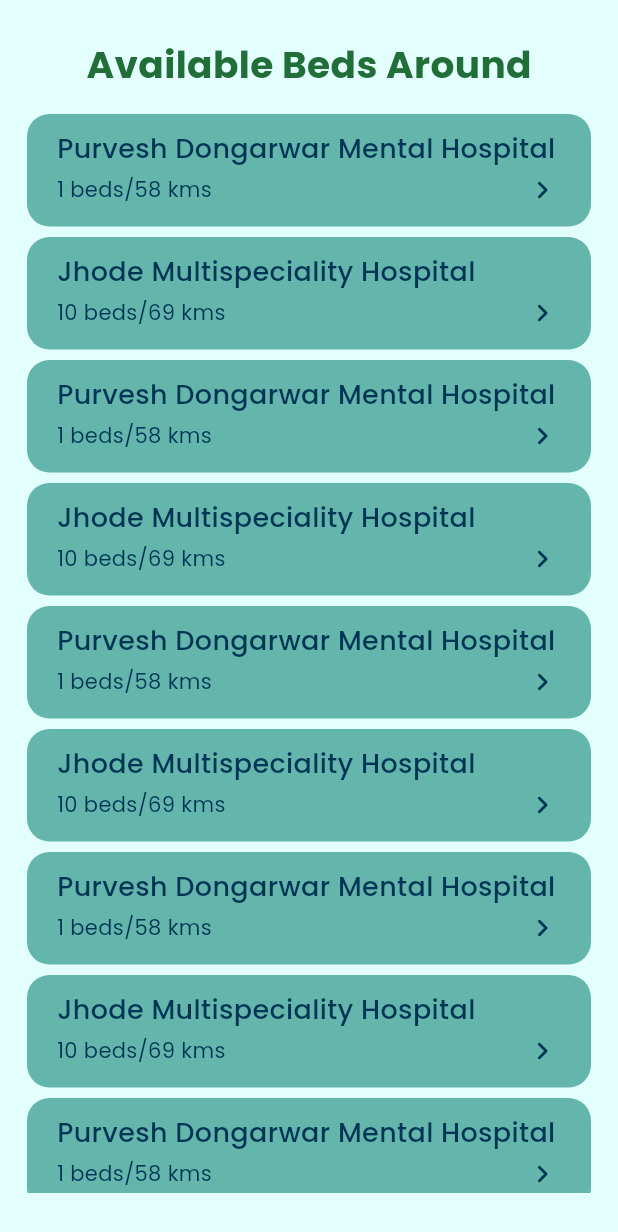
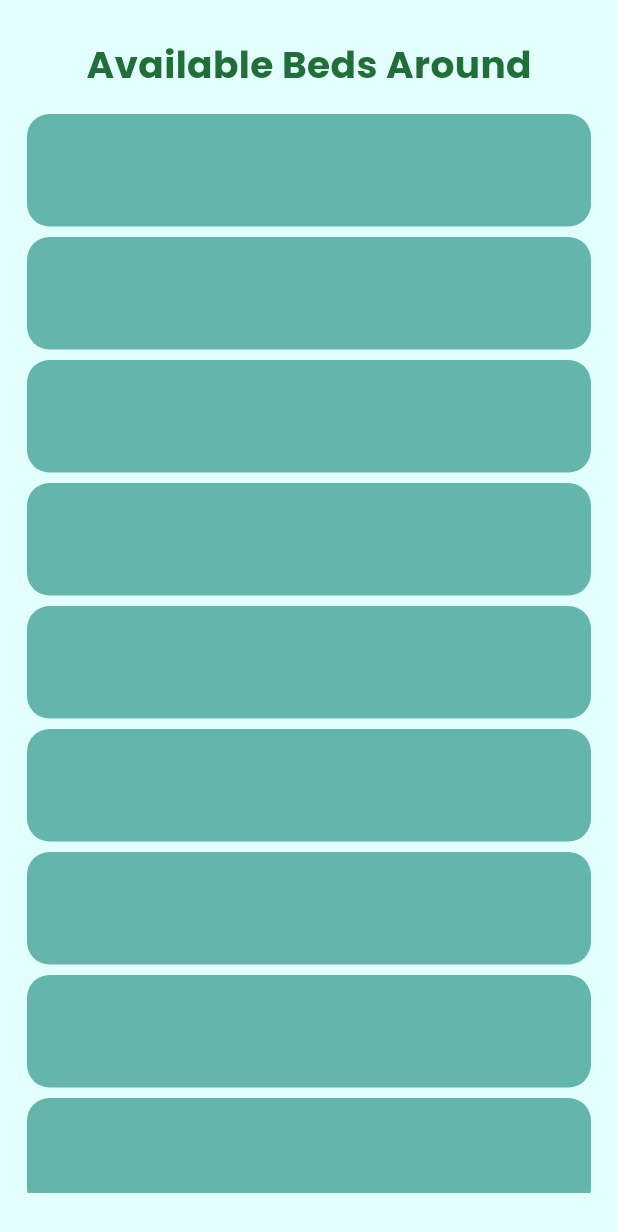
Before and after one commit to laksh29/care_connect, a Flutter app: the HomePage screen opened by its route, after a tap on the "navigate next" icon, on a phone screen of 412 x 824 dp. Shown: the top 1232 px of the screen. Run offline on Flutter 3.47's test engine with Material 2 defaults, Android fonts, the phone set to English and light mode, and no system bars; our stand-ins replace google_fonts.

```diff
--- a/lib/catDetailsPage.dart
+++ b/lib/catDetailsPage.dart
@@ -1,5 +1,3 @@
-import 'dart:math';
-
 import 'package:care_connect/constants.dart';
 import 'package:flutter/material.dart';
 import 'package:flutter/src/widgets/container.dart';
@@ -12,26 +10,24 @@ class Details extends StatelessWidget {
   @override
   Widget build(BuildContext context) {
     return Scaffold(
-      backgroundColor: pageBgColor,
+      backgroundColor: Constants().pageBgColor,
       body: SafeArea(
           child: Padding(
         padding: const EdgeInsets.only(top: 25, left: 8.0, right: 8.0),
+        child: Center(
           child: Column(
             children: [
               Text(
                 "Available Beds Around",
-              style: StyleConstants().headingStyle,
+                style: GoogleFonts.poppins(textStyle: headingStyle()),
               ),
               buildHeight(10.0),
               SizedBox(
                 height: MediaQuery.of(context).size.height - 100,
                 child: ListView.builder(
-                  physics: BouncingScrollPhysics(),
                     itemCount: details.length,
                     itemBuilder: ((context, index) {
-                    return GestureDetector(
-                      onTap: () {},
-                      child: Container(
+                      return Container(
                         height: 75,
                         width: 340,
                         margin: EdgeInsets.only(
@@ -39,44 +35,15 @@ class Details extends StatelessWidget {
                         padding:
                             EdgeInsets.symmetric(horizontal: 20, vertical: 10),
                         decoration: BoxDecoration(
-                          color: boxColor,
+                          color: Constants().boxColor,
                           borderRadius: BorderRadius.circular(15),
-                        ),
-                        child: Column(
-                            crossAxisAlignment: CrossAxisAlignment.start,
-                            children: [
-                              Text(details.elementAt(index).hospitalName,
-                                  maxLines: 1,
-                                  overflow: TextOverflow.ellipsis,
-                                  style: StyleConstants().hospitalNameStyle),
-                              buildHeight(2.0),
-                              Row(
-                                children: [
-                                  Text(
-                                    "${details.elementAt(index).avlBeds} beds/${details.elementAt(index).dist} kms",
-                                    style:
-                                        GoogleFonts.poppins(color: textColor),
-                                  ),
-                                  const Spacer(),
-                                  SizedBox(
-                                    height: 25,
-                                    width: 25,
-                                    child: GestureDetector(
-                                        onTap: () {},
-                                        child: Icon(
-                                          Icons.navigate_next_rounded,
-                                          color: textColor,
-                                        )),
-                                  )
-                                ],
-                              )
-                            ]),
                         ),
                       );
                     })),
               )
             ],
           ),
+        ),
       )),
     );
   }
--- a/lib/constants.dart
+++ b/lib/constants.dart
@@ -1,35 +1,24 @@
 import 'package:flutter/material.dart';
-import 'package:google_fonts/google_fonts.dart';
 
-class StyleConstants {
-  TextStyle headingStyle = GoogleFonts.poppins(
-      fontSize: 25, fontWeight: FontWeight.bold, color: headingColor);
-  TextStyle hospitalNameStyle = GoogleFonts.poppins(
-    fontSize: 18,
-    fontWeight: FontWeight.w500,
-    color: textColor,
-  );
+class Constants {
+  Color pageBgColor = Color(0xffe2fffe);
+  Color ctaBgColor = Color(0x80bbadff);
+  Color textColor = Color(0xff003455);
+  Color boxColor = const Color(0xff64B6AC);
+  Color headingColor = const Color(0xff216E39);
+  Color desBoxColor = const Color(0xff4ed5c9);
 }
-
-class StringConstants {}
 
 SizedBox buildHeight(height) => SizedBox(height: height);
 
 SizedBox buildWidth(width) => SizedBox(width: width);
 
-Color textColor = Color(0xff003455);
-Color pageBgColor = Color(0xffe2fffe);
-Color ctaBgColor = Color(0x80bbadff);
-Color boxColor = const Color(0xff64B6AC);
-Color headingColor = const Color(0xff216E39);
-Color desBoxColor = const Color(0xff4ed5c9);
-
-// TextStyle headingStyle() {
-//   return TextStyle(
-//       fontSize: 25,
-//       fontWeight: FontWeight.bold,
-//       color: Constants().headingColor);
-// }
+TextStyle headingStyle() {
+  return TextStyle(
+      fontSize: 25,
+      fontWeight: FontWeight.bold,
+      color: Constants().headingColor);
+}
 
 List categories = [
   "bed",
@@ -56,10 +45,9 @@ class Hospital {
   final int avlPar;
   final int avlCro;
   final int contact;
-  final int dist;
 
-  Hospital(
-      {required this.hospitalName,
+  Hospital({
+    required this.hospitalName,
     required this.address,
     required this.contact,
     required this.avlBeds,
@@ -71,7 +59,7 @@ class Hospital {
     required this.avlMed,
     required this.avlPar,
     required this.avlCro,
-      required this.dist});
+  });
 }
 
 List details = [
@@ -88,9 +76,7 @@ List details = [
       avlMed: 7,
       avlPar: 8,
       avlCro: 9,
-    contact: 9146477923,
-    dist: 58,
-  ),
+      contact: 9146477923),
   Hospital(
       hospitalName: "Jhode Multispeciality Hospital",
       address:
@@ -104,9 +90,7 @@ List details = [
       avlMed: 8,
       avlPar: 7,
       avlCro: 6,
-    contact: 7974781060,
-    dist: 69,
-  ),
+      contact: 7974781060),
       Hospital(
       hospitalName: "Purvesh Dongarwar Mental Hospital",
       address:
@@ -120,9 +104,7 @@ List details = [
       avlMed: 7,
       avlPar: 8,
       avlCro: 9,
-    contact: 9146477923,
-    dist: 58,
-  ),
+      contact: 9146477923),
   Hospital(
       hospitalName: "Jhode Multispeciality Hospital",
       address:
@@ -136,9 +118,7 @@ List details = [
       avlMed: 8,
       avlPar: 7,
       avlCro: 6,
-    contact: 7974781060,
-    dist: 69,
-  ),
+      contact: 7974781060),
       Hospital(
       hospitalName: "Purvesh Dongarwar Mental Hospital",
       address:
@@ -152,9 +132,7 @@ List details = [
       avlMed: 7,
       avlPar: 8,
       avlCro: 9,
-    contact: 9146477923,
-    dist: 58,
-  ),
+      contact: 9146477923),
   Hospital(
       hospitalName: "Jhode Multispeciality Hospital",
       address:
@@ -168,9 +146,7 @@ List details = [
       avlMed: 8,
       avlPar: 7,
       avlCro: 6,
-    contact: 7974781060,
-    dist: 69,
-  ),
+      contact: 7974781060),
       Hospital(
       hospitalName: "Purvesh Dongarwar Mental Hospital",
       address:
@@ -184,9 +160,7 @@ List details = [
       avlMed: 7,
       avlPar: 8,
       avlCro: 9,
-    contact: 9146477923,
-    dist: 58,
-  ),
+      contact: 9146477923),
   Hospital(
       hospitalName: "Jhode Multispeciality Hospital",
       address:
@@ -200,9 +174,7 @@ List details = [
       avlMed: 8,
       avlPar: 7,
       avlCro: 6,
-    contact: 7974781060,
-    dist: 69,
-  ),
+      contact: 7974781060),
       Hospital(
       hospitalName: "Purvesh Dongarwar Mental Hospital",
       address:
@@ -216,9 +188,7 @@ List details = [
       avlMed: 7,
       avlPar: 8,
       avlCro: 9,
-    contact: 9146477923,
-    dist: 58,
-  ),
+      contact: 9146477923),
   Hospital(
       hospitalName: "Jhode Multispeciality Hospital",
       address:
@@ -232,9 +202,7 @@ List details = [
       avlMed: 8,
       avlPar: 7,
       avlCro: 6,
-    contact: 7974781060,
-    dist: 69,
-  ),
+      contact: 7974781060),
       Hospital(
       hospitalName: "Purvesh Dongarwar Mental Hospital",
       address:
@@ -248,9 +216,7 @@ List details = [
       avlMed: 7,
       avlPar: 8,
       avlCro: 9,
-    contact: 9146477923,
-    dist: 58,
-  ),
+      contact: 9146477923),
   Hospital(
       hospitalName: "Jhode Multispeciality Hospital",
       address:
@@ -264,7 +230,33 @@ List details = [
       avlMed: 8,
       avlPar: 7,
       avlCro: 6,
-    contact: 7974781060,
-    dist: 69,
-  ),
+      contact: 7974781060),
+      Hospital(
+      hospitalName: "Purvesh Dongarwar Mental Hospital",
+      address:
+          "Room 207, 5 star boys mental hospital, CRPF gate 3, Digdoh hills, Hingna Road. 440016",
+      avlBeds: 1,
+      avlOxy: 2,
+      avlAmb: 3,
+      avlNur: 4,
+      avlDoc: 5,
+      avlAtt: 6,
+      avlMed: 7,
+      avlPar: 8,
+      avlCro: 9,
+      contact: 9146477923),
+  Hospital(
+      hospitalName: "Jhode Multispeciality Hospital",
+      address:
+          "Room 206, 5 star unisex hospital, CRPF gate 3, Digdoh hills, Hingna Road. 440016 ",
+      avlBeds: 10,
+      avlOxy: 5,
+      avlAmb: 3,
+      avlNur: 2,
+      avlDoc: 1,
+      avlAtt: 9,
+      avlMed: 8,
+      avlPar: 7,
+      avlCro: 6,
+      contact: 7974781060),
 ];
--- a/lib/homePage.dart
+++ b/lib/homePage.dart
@@ -29,13 +29,12 @@ class _HomePageState extends State<HomePage> {
               Center(
                 child: Text(
                   "Most Needed",
-                  style: StyleConstants().headingStyle,
+                  style: GoogleFonts.poppins(textStyle: headingStyle()),
                 ),
               ),
               Container(
                 height: MediaQuery.of(context).size.height - 179,
                 child: GridView.builder(
-                    physics: BouncingScrollPhysics(),
                     gridDelegate:
                         const SliverGridDelegateWithFixedCrossAxisCount(
                             crossAxisCount: 2),
@@ -46,7 +45,7 @@ class _HomePageState extends State<HomePage> {
                         Container(
                           margin: const EdgeInsets.all(10.0),
                           decoration: BoxDecoration(
-                            color: boxColor,
+                            color: Constants().boxColor,
                             borderRadius: BorderRadius.circular(20),
                           ),
                           height: 150,
@@ -67,11 +66,11 @@ class _HomePageState extends State<HomePage> {
                           bottom: 0,
                           child: Container(
                             padding: const EdgeInsets.only(
-                                left: 20.0, right: 0.0, top: 8.0, bottom: 8.0),
+                                left: 20.0, right: 10.0, top: 8.0, bottom: 8.0),
                             height: 35,
                             width: 150,
                             decoration: BoxDecoration(
-                              color: desBoxColor,
+                              color: Constants().desBoxColor,
                               borderRadius: const BorderRadius.only(
                                   bottomLeft: Radius.circular(15),
                                   bottomRight: Radius.circular(15)),
@@ -84,7 +83,7 @@ class _HomePageState extends State<HomePage> {
                                   cat,
                                   style: GoogleFonts.poppins(
                                       fontWeight: FontWeight.w500,
-                                      color: textColor),
+                                      color: Constants().textColor),
                                 ),
                                 const Spacer(),
                                 SizedBox(
@@ -97,7 +96,7 @@ class _HomePageState extends State<HomePage> {
                                       },
                                       child: Icon(
                                         Icons.navigate_next_rounded,
-                                        color: textColor,
+                                        color: Constants().textColor,
                                       )),
                                 )
                               ],
@@ -123,7 +122,7 @@ Widget searchBox() {
     padding: const EdgeInsets.symmetric(horizontal: 15),
     decoration: BoxDecoration(
       color: const Color(0xffF7F7F7),
-      border: Border.all(color: ctaBgColor, width: 2),
+      border: Border.all(color: Constants().ctaBgColor, width: 2),
       borderRadius: BorderRadius.circular(15),
     ),
     child: TextField(
@@ -131,7 +130,7 @@ Widget searchBox() {
         contentPadding: EdgeInsets.all(0),
         prefixIcon: Icon(
           Icons.search,
-          color: textColor,
+          color: Constants().textColor,
           size: 20,
         ),
         prefixIconConstraints: const BoxConstraints(
@@ -140,7 +139,7 @@ Widget searchBox() {
         ),
         border: InputBorder.none,
         hintText: 'Search',
-        hintStyle: TextStyle(color: textColor),
+        hintStyle: TextStyle(color: Constants().textColor),
       ),
     ),
   );
--- a/lib/loginPage.dart
+++ b/lib/loginPage.dart
@@ -8,7 +8,7 @@ class LoginPage extends StatelessWidget {
   @override
   Widget build(BuildContext context) {
     return Scaffold(
-      backgroundColor: pageBgColor,
+      backgroundColor: Constants().pageBgColor,
       body: SafeArea(
           child: Center(
         child: Column(
@@ -30,7 +30,7 @@ class LoginPage extends StatelessWidget {
                 textStyle: TextStyle(
                     fontSize: 35,
                     fontWeight: FontWeight.bold,
-                    color: textColor),
+                    color: Constants().textColor),
               ),
             ),
             const Spacer(),
@@ -42,7 +42,7 @@ class LoginPage extends StatelessWidget {
                     Navigator.pushNamed(context, "/homepage");
                   },
                   style: ElevatedButton.styleFrom(
-                      backgroundColor: ctaBgColor,
+                      backgroundColor: Constants().ctaBgColor,
                       padding: const EdgeInsets.symmetric(
                           horizontal: 20, vertical: 10)),
                   child: Row(
@@ -59,7 +59,7 @@ class LoginPage extends StatelessWidget {
                       Text(
                         "Login",
                         style: GoogleFonts.poppins(
-                            fontSize: 22, color: textColor),
+                            fontSize: 22, color: Constants().textColor),
                       )
                     ],
                   )),
```
Lines whose indentation alone changed are shown as unchanged.
